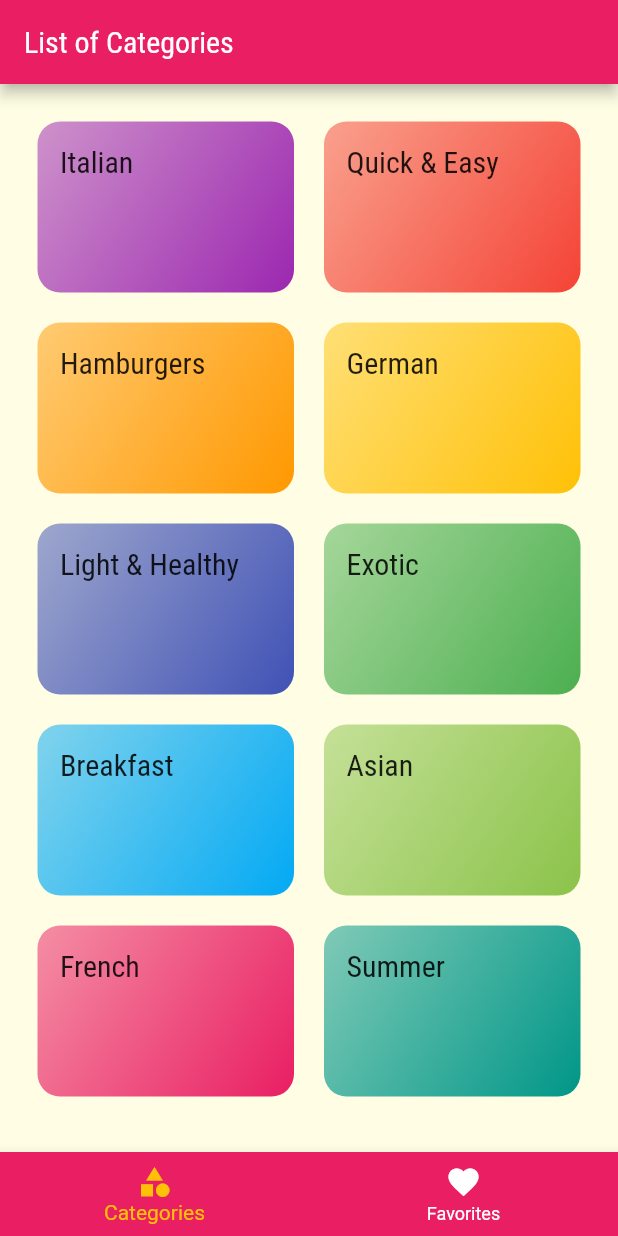
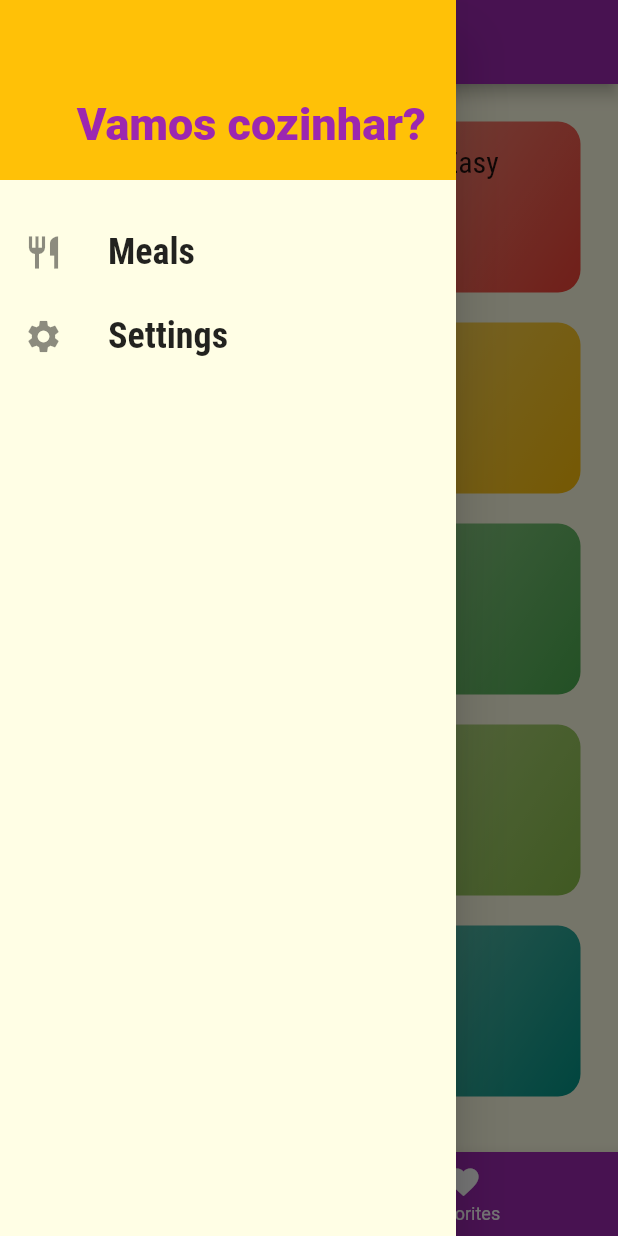
Before and after one commit to marcelinx/delimeals-flutter, a Flutter app: the screen it shows after launch, with the side drawer open (before the commit the screen has no drawer), on a phone screen of 412 x 824 dp. Run offline on Flutter 3.47's test engine with Material 2 defaults, Android fonts, the phone set to English and light mode, and no system bars.

Commit message:
linkando drawer

```diff
--- /dev/null
+++ b/lib/components/main_drawer.dart
@@ -0,0 +1,60 @@
+import 'package:flutter/material.dart';
+
+import '../utils/app_routes.dart';
+
+class MainDrawer extends StatelessWidget {
+  Widget _createItem(IconData icon, String label, Function() onTap) {
+    return ListTile(
+      leading: Icon(
+        icon,
+        size: 26,
+      ),
+      title: Text(
+        label,
+        style: const TextStyle(
+          fontFamily: 'RobotoCondensed',
+          fontSize: 24,
+          fontWeight: FontWeight.bold,
+        ),
+      ),
+      onTap: onTap,
+    );
+  }
+  const MainDrawer({super.key});
+
+  @override
+  Widget build(BuildContext context) {
+    return Drawer(
+      child: Column(
+        children: <Widget>[
+          Container(
+            height: 120,
+            width: double.infinity,
+            padding: const EdgeInsets.all(20),
+            color: Theme.of(context).colorScheme.secondary,
+            alignment: Alignment.bottomRight,
+            child: Text(
+              'Vamos cozinhar?',
+              style: TextStyle(
+                fontWeight: FontWeight.w900,
+                fontSize: 30,
+                color: Theme.of(context).colorScheme.primary,
+              ),
+            ),
+          ),
+          const SizedBox(height: 20),
+          _createItem(
+            Icons.restaurant,
+            'Meals',
+            () => Navigator.of(context).pushNamed(AppRoutes.HOME),
+          ),
+          _createItem(
+            Icons.settings,
+            'Settings',
+            () => Navigator.of(context).pushNamed(AppRoutes.SETTINGS),
+          ),
+        ],
+      ),
+    );
+  }
+}
--- a/lib/main.dart
+++ b/lib/main.dart
@@ -1,9 +1,8 @@
 import 'package:flutter/material.dart';
-
-import '/screens/meal_detail_screens.dart';
-import '/screens/categories_meals_screens.dart';
-import '/screens/tabs_screens.dart';
-
+import 'screens/tabs_screens.dart';
+import 'screens/categories_meals_screens.dart';
+import 'screens/meal_detail_screens.dart';
+import 'screens/settings_screens.dart';
 import 'utils/app_routes.dart';
 
 void main() {
@@ -19,7 +18,7 @@ class MyApp extends StatelessWidget {
       title: 'Vamos Cozinhar?',
       theme: ThemeData(
         colorScheme: ColorScheme.fromSwatch().copyWith(
-          primary: Colors.pink,
+          primary: Colors.purple,
           secondary: Colors.amber,
         ),
         canvasColor: const Color.fromRGBO(255, 254, 229, 1),
@@ -35,6 +34,7 @@ class MyApp extends StatelessWidget {
         AppRoutes.HOME: (ctx) => const TabsScreen(),
         AppRoutes.CATEGORIES_MEALS: (ctx) => const CategoriesMealsScreen(),
         AppRoutes.MEAL_DETAIL: (ctx) => const MealDetailScreen(),
+        AppRoutes.SETTINGS: (ctx) => const SettingsScreen(),
       },
     );
   }
--- /dev/null
+++ b/lib/screens/settings_screens.dart
@@ -0,0 +1,17 @@
+import 'package:flutter/material.dart';
+
+class SettingsScreen extends StatelessWidget {
+  const SettingsScreen({super.key});
+
+  @override
+  Widget build(BuildContext context) {
+    return Scaffold(
+      appBar: AppBar(
+        title: const Text('Settings'),
+      ),
+      body: const Center(
+        child: Text('Settings'),
+      ),
+    );
+  }
+}
--- a/lib/screens/tabs_screens.dart
+++ b/lib/screens/tabs_screens.dart
@@ -1,6 +1,8 @@
 import 'package:flutter/material.dart';
+
 import 'categories_screens.dart';
 import 'favorite_screens.dart';
+import '../components/main_drawer.dart';
 
 class TabsScreen extends StatefulWidget {
   const TabsScreen({Key? key}) : super(key: key);
@@ -14,7 +16,7 @@ class _TabsScreenState extends State<TabsScreen> {
 
   final List<Map<String, Object>> _screens = [
     {'title': 'List of Categories', 'screen': const CategoriesScreen()},
-    {'title': 'My Favorites', 'screen': FavoriteScreen()},
+    {'title': 'My Favorites', 'screen': const FavoriteScreen()},
   ];
 
   _selectScreen(int index) {
@@ -31,6 +33,7 @@ class _TabsScreenState extends State<TabsScreen> {
           _screens[_selectedScreenIndex]['title'] as String,
         ),
       ),
+      drawer: MainDrawer(),
       body: _screens[_selectedScreenIndex]['screen'] as Widget,
       bottomNavigationBar: BottomNavigationBar(
         onTap: _selectScreen,
--- a/lib/utils/app_routes.dart
+++ b/lib/utils/app_routes.dart
@@ -2,4 +2,5 @@ class AppRoutes {
   static const HOME = '/';
   static const CATEGORIES_MEALS = '/categories-meals';
   static const MEAL_DETAIL = '/meal-detail';
+  static const SETTINGS = '/settings';
 }
```
Also changed, not shown: lib/models/meal.dart (+3 -4 lines).
